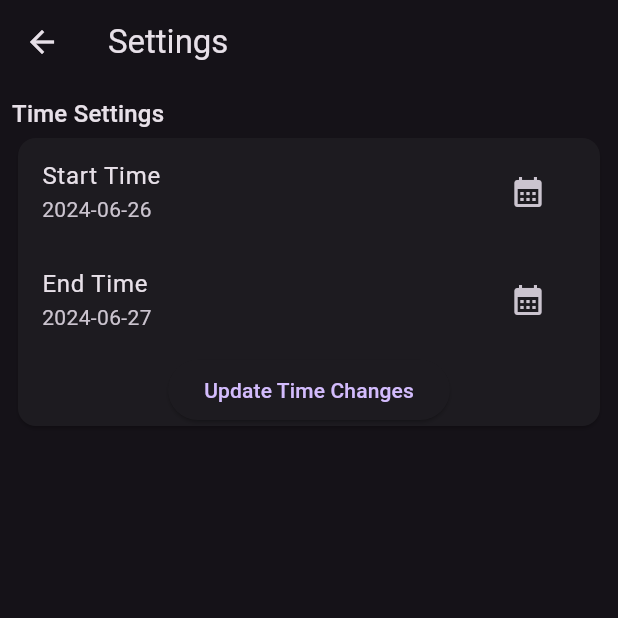
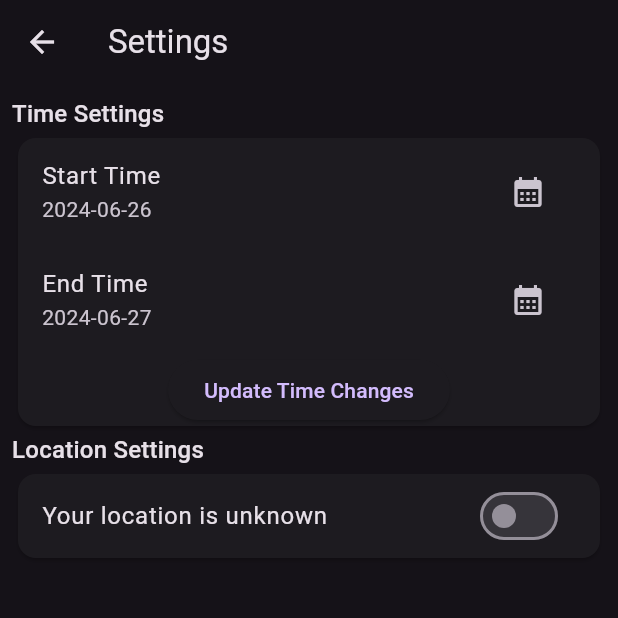
Before and after one commit to BOSS6292/EarthquakeInfo, a Flutter app: the SettingsPage screen opened directly, on a phone screen of 412 x 824 dp, the top half of it. Run offline on Flutter 3.47's test engine with Material 3 defaults, Android fonts, the phone set to English and light mode, and no system bars; our stand-ins replace flutter_easyloading, geocoding, geolocator; network calls fail.

Commit message:
Implemented functionality to detect device current location an converted coordinates to Place mark

```diff
--- a/lib/pages/settings_page.dart
+++ b/lib/pages/settings_page.dart
@@ -1,6 +1,7 @@
 import 'package:earthquake_app/provider/app_data_provider.dart';
 import 'package:earthquake_app/utils/helper_functions.dart';
 import 'package:flutter/material.dart';
+import 'package:flutter_easyloading/flutter_easyloading.dart';
 import 'package:provider/provider.dart';
 
 class SettingsPage extends StatefulWidget {
@@ -21,8 +22,10 @@ class _SettingsPageState extends State<SettingsPage> {
         builder: (context, provider, child) => ListView(
           padding: const EdgeInsets.all(8.0),
           children: [
-            Text('Time Settings',
-              style: Theme.of(context).textTheme.titleMedium,),
+            Text(
+              'Time Settings',
+              style: Theme.of(context).textTheme.titleMedium,
+            ),
             Card(
               child: Column(
                 children: [
@@ -30,9 +33,9 @@ class _SettingsPageState extends State<SettingsPage> {
                     title: const Text('Start Time'),
                     subtitle: Text(provider.startTime),
                     trailing: IconButton(
-                      onPressed: () async{
+                      onPressed: () async {
                         final date = await selectDate();
-                        if(date != null){
+                        if (date != null) {
                           provider.setStartTime(date);
                         }
                       },
@@ -43,9 +46,9 @@ class _SettingsPageState extends State<SettingsPage> {
                     title: const Text('End Time'),
                     subtitle: Text(provider.endTime),
                     trailing: IconButton(
-                      onPressed: () async{
+                      onPressed: () async {
                         final date = await selectDate();
-                        if(date != null){
+                        if (date != null) {
                           provider.setEndTime(date);
                         }
                       },
@@ -53,12 +56,31 @@ class _SettingsPageState extends State<SettingsPage> {
                     ),
                   ),
                   ElevatedButton(
-                      onPressed: (){
+                      onPressed: () {
                         provider.getEarthquakeData();
                         showMsg(context, 'Data is fetched!');
                       },
                       child: const Text('Update Time Changes'))
                 ],
+              ),
+            ),
+            Text(
+              'Location Settings',
+              style: Theme.of(context).textTheme.titleMedium,
+            ),
+            Card(
+              child: SwitchListTile(
+                title: Text(provider.currentCity ?? 'Your location is unknown'),
+                subtitle: provider.currentCity == null
+                    ? null
+                    : Text(
+                        'Earthquake data will be shown within ${provider.maxRadiusKm} kms radius from ${provider.currentCity}'),
+                value: provider.shouldUseLocation,
+                onChanged: (value) async {
+                  EasyLoading.show(status: 'Getting Location...');
+                  await provider.setLocation(value);
+                  EasyLoading.dismiss();
+                },
               ),
             )
           ],
@@ -72,9 +94,8 @@ class _SettingsPageState extends State<SettingsPage> {
         context: context,
         initialDate: DateTime.now(),
         firstDate: DateTime(2000),
-        lastDate: DateTime.now()
-    );
-    if(dt!=null){
+        lastDate: DateTime.now());
+    if (dt != null) {
       return getFormattedDateTime(dt.millisecondsSinceEpoch);
     }
     return null;
```
Also changed, not shown: lib/provider/app_data_provider.dart (+73 -0 lines).
